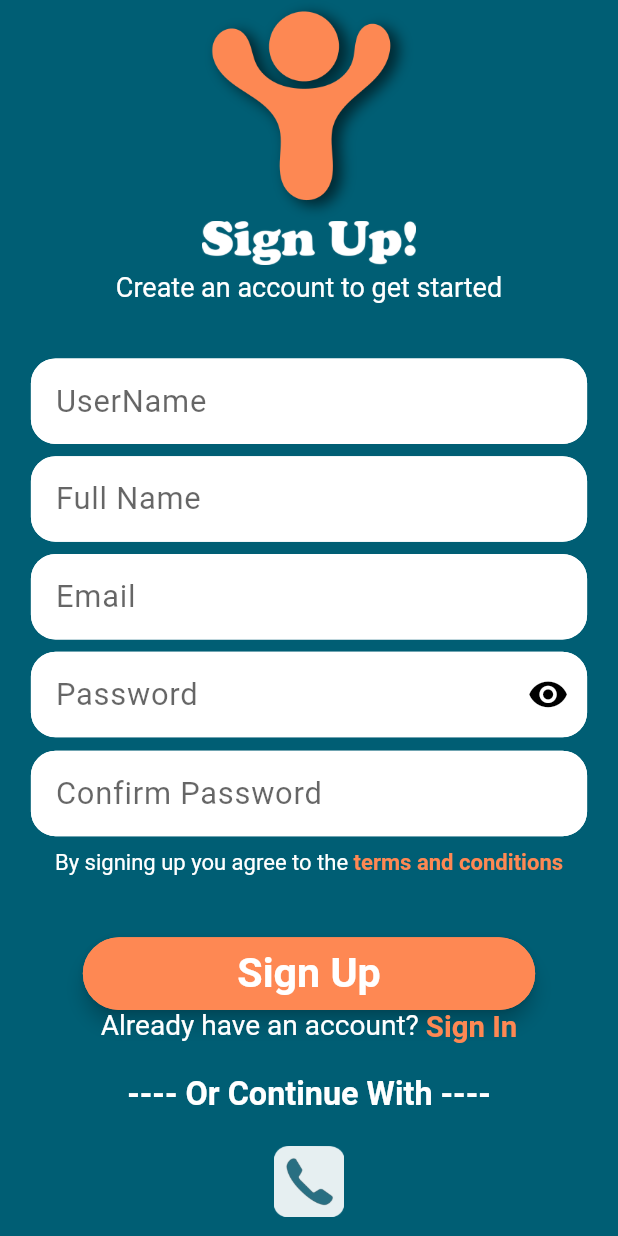
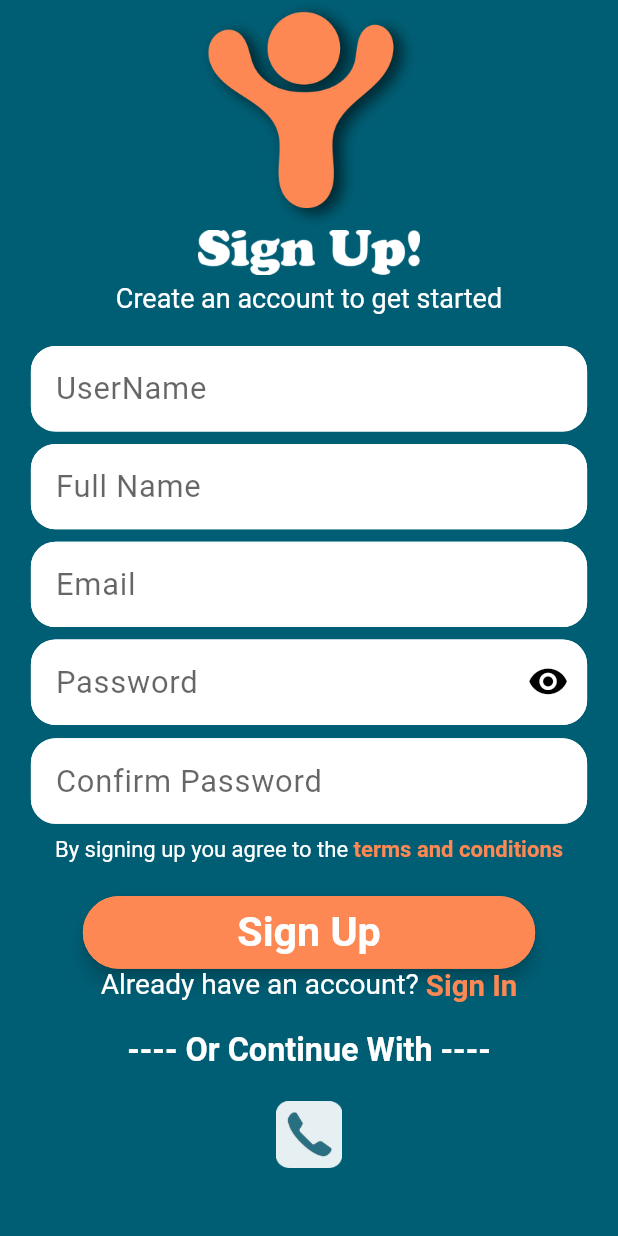
Before and after one commit to AhmadWehbe167/youplan, a Flutter app: the RegisterPage screen opened directly, on a phone screen of 412 x 824 dp. Run offline on Flutter 3.47's test engine with Material 2 defaults, Android fonts, the phone set to English and light mode, and no system bars; our stand-ins replace cloud_firestore, data_connection_checker, firebase_auth, firebase_core, flare_flutter, flutter_spinkit and 2 more; missing offline and left inert: algolia, flutter_google_places, google_maps_webservice; accounts and stored records are empty.

Commit message:
Random Fixes

```diff
--- a/lib/Authenticate_Screens/Register_Page.dart
+++ b/lib/Authenticate_Screens/Register_Page.dart
@@ -45,7 +45,7 @@ class _RegisterPageState extends State<RegisterPage> {
                 controller: _scrollController,
                 children: [
                   Container(
-                    height: height * 0.25,
+                    height: height * 0.26,
                     child: Column(
                       children: <Widget>[
                         Expanded(
@@ -97,9 +97,9 @@ class _RegisterPageState extends State<RegisterPage> {
                           ),
                         )
                       : Container(),
-                  SizedBox(
-                    height: height * 0.02,
-                  ),
+                  // SizedBox(
+                  //   height: height * 0.02,
+                  // ),
                   Padding(
                     padding: EdgeInsets.fromLTRB(
                         width * 0.05, height / 100, width * 0.05, height / 100),
@@ -296,11 +296,11 @@ class _RegisterPageState extends State<RegisterPage> {
                           ]),
                         ),
                       )),
-                  SizedBox(
-                    height: height * 0.02,
-                  ),
+                  // SizedBox(
+                  //   height: height * 0.02,
+                  // ),
                   Container(
-                    height: height * 0.27,
+                    height: height * 0.26,
                     child: Column(
                       children: <Widget>[
                         Expanded(
```
Also changed, not shown: lib/Authenticate_Screens/Sign_in_Page.dart (+5 -5 lines).
